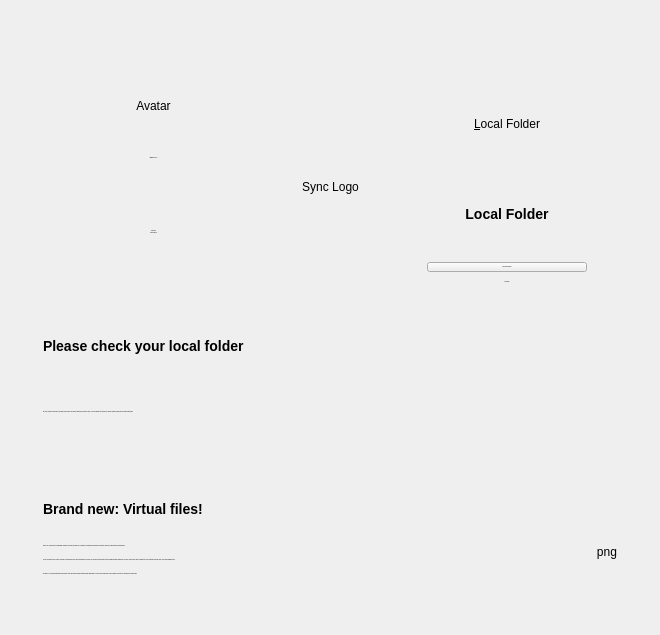
Before: the Qt Designer form src/gui/wizard/owncloudadvancedsetuppage.ui in nextmcloud/desktop, drawn with Qt 5.
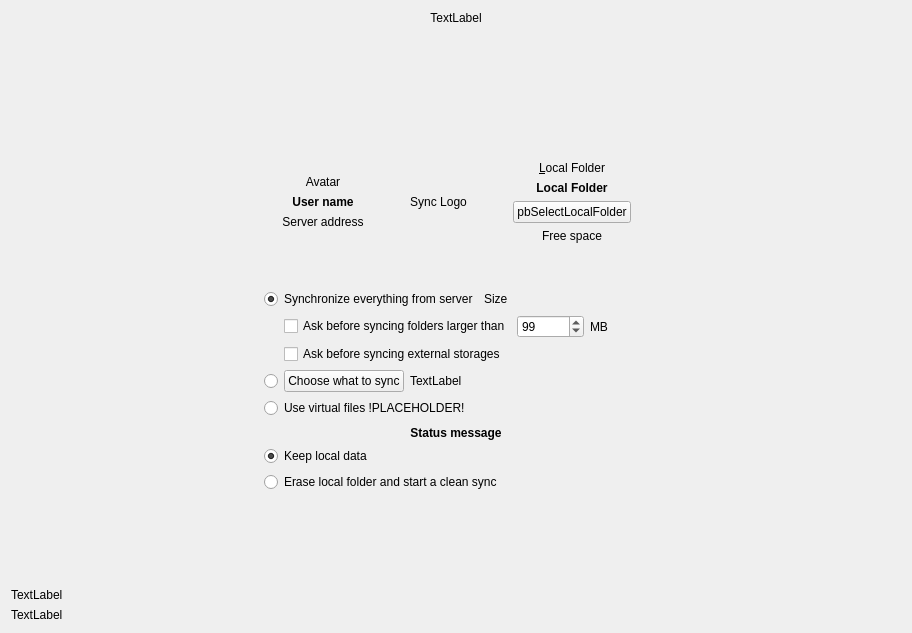
After: the same form once the commit is applied.

Patch:
```diff
--- a/src/gui/wizard/owncloudadvancedsetuppage.ui
+++ b/src/gui/wizard/owncloudadvancedsetuppage.ui
@@ -6,8 +6,8 @@
    <rect>
     <x>0</x>
     <y>0</y>
-    <width>660</width>
-    <height>635</height>
+    <width>912</width>
+    <height>633</height>
    </rect>
   </property>
   <property name="sizePolicy">
@@ -19,16 +19,36 @@
   <property name="windowTitle">
    <string notr="true">Form</string>
   </property>
-  <layout class="QHBoxLayout" name="horizontalLayout_6">
-   <item>
     <layout class="QVBoxLayout" name="verticalLayout_4">
+   <item>
+    <widget class="QLabel" name="topLabel">
+     <property name="sizePolicy">
+      <sizepolicy hsizetype="Preferred" vsizetype="Fixed">
+       <horstretch>0</horstretch>
+       <verstretch>0</verstretch>
+      </sizepolicy>
+     </property>
+     <property name="text">
+      <string notr="true">TextLabel</string>
+     </property>
+     <property name="textFormat">
+      <enum>Qt::RichText</enum>
+     </property>
+     <property name="alignment">
+      <set>Qt::AlignCenter</set>
+     </property>
+     <property name="wordWrap">
+      <bool>true</bool>
+     </property>
+    </widget>
+   </item>
      <item>
       <spacer name="verticalSpacer_2">
        <property name="orientation">
         <enum>Qt::Vertical</enum>
        </property>
        <property name="sizeType">
-        <enum>QSizePolicy::Preferred</enum>
+      <enum>QSizePolicy::Expanding</enum>
        </property>
        <property name="sizeHint" stdset="0">
         <size>
@@ -39,42 +59,42 @@
       </spacer>
      </item>
      <item>
-      <layout class="QHBoxLayout" name="horizontalLayout_3">
+    <layout class="QHBoxLayout" name="horizontalLayout_4">
+     <property name="topMargin">
+      <number>0</number>
+     </property>
        <item>
         <spacer name="horizontalSpacer_12">
          <property name="orientation">
           <enum>Qt::Horizontal</enum>
          </property>
-         <property name="sizeType">
-          <enum>QSizePolicy::Preferred</enum>
-         </property>
          <property name="sizeHint" stdset="0">
           <size>
-           <width>32</width>
+         <width>40</width>
            <height>20</height>
           </size>
          </property>
         </spacer>
        </item>
        <item>
-        <layout class="QHBoxLayout" name="horizontalLayout_2">
+      <layout class="QHBoxLayout" name="horizontalLayout_3">
+       <property name="rightMargin">
+        <number>0</number>
+       </property>
          <item>
           <layout class="QVBoxLayout" name="verticalLayout_2">
-           <property name="spacing">
-            <number>0</number>
-           </property>
            <item>
             <spacer name="verticalSpacer_5">
              <property name="orientation">
               <enum>Qt::Vertical</enum>
              </property>
              <property name="sizeType">
-              <enum>QSizePolicy::Preferred</enum>
+            <enum>QSizePolicy::Expanding</enum>
              </property>
              <property name="sizeHint" stdset="0">
               <size>
                <width>20</width>
-               <height>60</height>
+             <height>40</height>
               </size>
              </property>
             </spacer>
@@ -89,101 +109,29 @@
              </property>
             </widget>
            </item>
-           <item>
-            <spacer name="verticalSpacer_10">
-             <property name="orientation">
-              <enum>Qt::Vertical</enum>
-             </property>
-             <property name="sizeType">
-              <enum>QSizePolicy::Fixed</enum>
-             </property>
-             <property name="sizeHint" stdset="0">
-              <size>
-               <width>20</width>
-               <height>8</height>
-              </size>
-             </property>
-            </spacer>
-           </item>
-           <item>
-            <widget class="QLabel" name="userNameLabel_2">
-             <property name="font">
-              <font>
-               <family>Segoe UI</family>
-               <pointsize>-1</pointsize>
-               <weight>50</weight>
-               <italic>false</italic>
-               <bold>false</bold>
-              </font>
-             </property>
-             <property name="styleSheet">
-              <string notr="true">font: 14px &quot;Segoe UI&quot;; color: #191919</string>
-             </property>
-             <property name="text">
-              <string>&lt;b&gt;Magenta&lt;/b&gt;CLOUD</string>
-             </property>
-             <property name="alignment">
-              <set>Qt::AlignCenter</set>
-             </property>
-            </widget>
-           </item>
-           <item>
-            <spacer name="verticalSpacer_9">
-             <property name="orientation">
-              <enum>Qt::Vertical</enum>
-             </property>
-             <property name="sizeType">
-              <enum>QSizePolicy::Fixed</enum>
-             </property>
-             <property name="sizeHint" stdset="0">
-              <size>
-               <width>20</width>
-               <height>8</height>
-              </size>
-             </property>
-            </spacer>
-           </item>
            <item>
             <widget class="QLabel" name="userNameLabel">
              <property name="font">
               <font>
-               <family>Segoe UI</family>
-               <pointsize>-1</pointsize>
-               <weight>50</weight>
-               <italic>false</italic>
-               <bold>false</bold>
-              </font>
-             </property>
-             <property name="styleSheet">
-              <string notr="true">font: 13px &quot;Segoe UI&quot;;</string>
-             </property>
+             <weight>75</weight>
+             <bold>true</bold>
+            </font>
+           </property>
              <property name="text">
               <string>User name</string>
              </property>
              <property name="alignment">
-              <set>Qt::AlignBottom|Qt::AlignHCenter</set>
+            <set>Qt::AlignCenter</set>
              </property>
             </widget>
            </item>
            <item>
             <widget class="QLabel" name="serverAddressLabel">
-             <property name="font">
-              <font>
-               <family>Segoe UI</family>
-               <pointsize>-1</pointsize>
-               <weight>50</weight>
-               <italic>false</italic>
-               <bold>false</bold>
-              </font>
-             </property>
-             <property name="styleSheet">
-              <string notr="true">font: 13px &quot;Segoe UI&quot;;</string>
-             </property>
              <property name="text">
               <string>Server address</string>
              </property>
              <property name="alignment">
-              <set>Qt::AlignHCenter|Qt::AlignTop</set>
+            <set>Qt::AlignCenter</set>
              </property>
             </widget>
            </item>
@@ -193,12 +141,12 @@
               <enum>Qt::Vertical</enum>
              </property>
              <property name="sizeType">
-              <enum>QSizePolicy::Preferred</enum>
+            <enum>QSizePolicy::Expanding</enum>
              </property>
              <property name="sizeHint" stdset="0">
               <size>
                <width>20</width>
-               <height>35</height>
+             <height>40</height>
               </size>
              </property>
             </spacer>
@@ -211,42 +159,18 @@
             <enum>Qt::Horizontal</enum>
            </property>
            <property name="sizeType">
-            <enum>QSizePolicy::Fixed</enum>
+          <enum>QSizePolicy::Minimum</enum>
            </property>
            <property name="sizeHint" stdset="0">
             <size>
-             <width>32</width>
+           <width>40</width>
              <height>20</height>
-            </size>
-           </property>
-          </spacer>
-         </item>
-         <item>
-          <layout class="QVBoxLayout" name="verticalLayout">
-           <item>
-            <spacer name="verticalSpacer_12">
-             <property name="orientation">
-              <enum>Qt::Vertical</enum>
-             </property>
-             <property name="sizeType">
-              <enum>QSizePolicy::Fixed</enum>
-             </property>
-             <property name="sizeHint" stdset="0">
-              <size>
-               <width>20</width>
-               <height>52</height>
               </size>
              </property>
             </spacer>
            </item>
            <item>
             <widget class="QLabel" name="syncLogoLabel">
-             <property name="sizePolicy">
-              <sizepolicy hsizetype="Fixed" vsizetype="Preferred">
-               <horstretch>0</horstretch>
-               <verstretch>0</verstretch>
-              </sizepolicy>
-             </property>
              <property name="text">
               <string>Sync Logo</string>
              </property>
@@ -256,34 +180,16 @@
             </widget>
            </item>
            <item>
-            <spacer name="verticalSpacer_7">
-             <property name="orientation">
-              <enum>Qt::Vertical</enum>
-             </property>
-             <property name="sizeType">
-              <enum>QSizePolicy::Fixed</enum>
-             </property>
-             <property name="sizeHint" stdset="0">
-              <size>
-               <width>20</width>
-               <height>13</height>
-              </size>
-             </property>
-            </spacer>
-           </item>
-          </layout>
-         </item>
-         <item>
           <spacer name="horizontalSpacer_6">
            <property name="orientation">
             <enum>Qt::Horizontal</enum>
            </property>
            <property name="sizeType">
-            <enum>QSizePolicy::Fixed</enum>
+          <enum>QSizePolicy::Minimum</enum>
            </property>
            <property name="sizeHint" stdset="0">
             <size>
-             <width>32</width>
+           <width>40</width>
              <height>20</height>
             </size>
            </property>
@@ -291,21 +197,18 @@
          </item>
          <item>
           <layout class="QVBoxLayout" name="verticalLayout_5">
-           <property name="spacing">
-            <number>4</number>
-           </property>
            <item>
             <spacer name="verticalSpacer_6">
              <property name="orientation">
               <enum>Qt::Vertical</enum>
              </property>
              <property name="sizeType">
-              <enum>QSizePolicy::Preferred</enum>
+            <enum>QSizePolicy::Expanding</enum>
              </property>
              <property name="sizeHint" stdset="0">
               <size>
                <width>20</width>
-               <height>60</height>
+             <height>40</height>
               </size>
              </property>
             </spacer>
@@ -329,38 +232,16 @@
              </property>
             </widget>
            </item>
-           <item>
-            <spacer name="verticalSpacer_11">
-             <property name="orientation">
-              <enum>Qt::Vertical</enum>
-             </property>
-             <property name="sizeType">
-              <enum>QSizePolicy::Fixed</enum>
-             </property>
-             <property name="sizeHint" stdset="0">
-              <size>
-               <width>20</width>
-               <height>8</height>
-              </size>
-             </property>
-            </spacer>
-           </item>
            <item>
             <widget class="QLabel" name="localFolderDescriptionLabel">
              <property name="font">
               <font>
-               <family>Segoe UI</family>
-               <pointsize>-1</pointsize>
-               <weight>50</weight>
-               <italic>false</italic>
-               <bold>false</bold>
-              </font>
-             </property>
-             <property name="styleSheet">
-              <string notr="true">font: 14px &quot;Segoe UI&quot;;</string>
-             </property>
+             <weight>75</weight>
+             <bold>true</bold>
+            </font>
+           </property>
              <property name="text">
-              <string>&lt;html&gt;&lt;head/&gt;&lt;body&gt;&lt;p&gt;&lt;b&gt;&lt;span style=&quot; font-size:14px;&quot;&gt;Local Folder&lt;/span&gt;&lt;/b&gt;&lt;/p&gt;&lt;/body&gt;&lt;/html&gt;</string>
+            <string>Local Folder</string>
              </property>
              <property name="alignment">
               <set>Qt::AlignCenter</set>
@@ -391,29 +272,11 @@
              <item>
               <widget class="QPushButton" name="pbSelectLocalFolder">
                <property name="sizePolicy">
-                <sizepolicy hsizetype="Fixed" vsizetype="Fixed">
+              <sizepolicy hsizetype="Minimum" vsizetype="Fixed">
                  <horstretch>0</horstretch>
                  <verstretch>0</verstretch>
                 </sizepolicy>
                </property>
-               <property name="minimumSize">
-                <size>
-                 <width>160</width>
-                 <height>0</height>
-                </size>
-               </property>
-               <property name="font">
-                <font>
-                 <family>Segoe UI</family>
-                 <pointsize>-1</pointsize>
-                 <weight>50</weight>
-                 <italic>false</italic>
-                 <bold>false</bold>
-                </font>
-               </property>
-               <property name="styleSheet">
-                <string notr="true">font: 14px &quot;Segoe UI&quot;;</string>
-               </property>
                <property name="text">
                 <string notr="true">pbSelectLocalFolder</string>
                </property>
@@ -451,18 +314,6 @@
                <verstretch>0</verstretch>
               </sizepolicy>
              </property>
-             <property name="font">
-              <font>
-               <family>Segoe UI</family>
-               <pointsize>-1</pointsize>
-               <weight>50</weight>
-               <italic>false</italic>
-               <bold>false</bold>
-              </font>
-             </property>
-             <property name="styleSheet">
-              <string notr="true">font: 13px &quot;Segoe UI&quot;;</string>
-             </property>
              <property name="text">
               <string notr="true">Free space</string>
              </property>
@@ -477,12 +328,12 @@
               <enum>Qt::Vertical</enum>
              </property>
              <property name="sizeType">
-              <enum>QSizePolicy::Preferred</enum>
+            <enum>QSizePolicy::Expanding</enum>
              </property>
              <property name="sizeHint" stdset="0">
               <size>
                <width>20</width>
-               <height>28</height>
+             <height>40</height>
               </size>
              </property>
             </spacer>
@@ -496,12 +347,9 @@
          <property name="orientation">
           <enum>Qt::Horizontal</enum>
          </property>
-         <property name="sizeType">
-          <enum>QSizePolicy::Preferred</enum>
-         </property>
          <property name="sizeHint" stdset="0">
           <size>
-           <width>32</width>
+         <width>40</width>
            <height>20</height>
           </size>
          </property>
@@ -510,167 +358,387 @@
       </layout>
      </item>
      <item>
-      <layout class="QHBoxLayout" name="horizontalLayout_5">
+    <layout class="QHBoxLayout" name="horizontalLayout_2">
+     <property name="sizeConstraint">
+      <enum>QLayout::SetMinimumSize</enum>
+     </property>
+     <property name="topMargin">
+      <number>0</number>
+     </property>
+     <property name="bottomMargin">
+      <number>0</number>
+     </property>
        <item>
         <spacer name="horizontalSpacer_14">
          <property name="orientation">
           <enum>Qt::Horizontal</enum>
          </property>
-         <property name="sizeType">
-          <enum>QSizePolicy::Fixed</enum>
-         </property>
          <property name="sizeHint" stdset="0">
           <size>
-           <width>32</width>
+         <width>40</width>
            <height>20</height>
           </size>
          </property>
         </spacer>
        </item>
        <item>
-        <layout class="QVBoxLayout" name="verticalLayout_3">
+      <layout class="QVBoxLayout" name="verticalLayout_7">
+       <property name="rightMargin">
+        <number>0</number>
+       </property>
+       <property name="bottomMargin">
+        <number>0</number>
+       </property>
          <item>
-          <layout class="QHBoxLayout" name="lVirtualFileSync_2">
+        <layout class="QVBoxLayout" name="wSyncStrategy">
+         <property name="topMargin">
+          <number>0</number>
+         </property>
+         <property name="bottomMargin">
+          <number>0</number>
+         </property>
            <item>
-            <widget class="QLabel" name="localFolderHead_5">
-             <property name="font">
-              <font>
-               <family>Segoe UI</family>
-               <pointsize>-1</pointsize>
-               <weight>9</weight>
-               <italic>false</italic>
-               <bold>false</bold>
-              </font>
-             </property>
-             <property name="styleSheet">
-              <string notr="true">font: 75 14px &quot;Segoe UI&quot;;</string>
+          <layout class="QHBoxLayout" name="horizontalLayout_5">
+           <property name="topMargin">
+            <number>0</number>
+           </property>
+           <item>
+            <widget class="QRadioButton" name="rSyncEverything">
+             <property name="text">
+              <string>Synchronize everything from server</string>
              </property>
+             <property name="checked">
+              <bool>true</bool>
+             </property>
+            </widget>
+           </item>
+           <item>
+            <widget class="QLabel" name="lSyncEverythingSizeLabel">
              <property name="text">
-              <string>&lt;html&gt;&lt;head/&gt;&lt;body&gt;&lt;p&gt;&lt;b&gt;&lt;span style=&quot; font-size:14px;&quot;&gt;Please check your local folder &lt;/span&gt;&lt;/b&gt;&lt;/p&gt;&lt;/body&gt;&lt;/html&gt;</string>
+              <string notr="true">Size</string>
              </property>
-             <property name="alignment">
-              <set>Qt::AlignLeading|Qt::AlignLeft|Qt::AlignVCenter</set>
+             <property name="textFormat">
+              <enum>Qt::PlainText</enum>
              </property>
             </widget>
            </item>
+           <item>
+            <spacer name="horizontalSpacer_2">
+             <property name="orientation">
+              <enum>Qt::Horizontal</enum>
+             </property>
+             <property name="sizeHint" stdset="0">
+              <size>
+               <width>40</width>
+               <height>20</height>
+              </size>
+             </property>
+            </spacer>
+           </item>
           </layout>
          </item>
          <item>
-          <widget class="QLabel" name="localFolderHead_6">
-           <property name="font">
-            <font>
-             <family>Segoe UI</family>
-             <pointsize>-1</pointsize>
-             <weight>50</weight>
-             <italic>false</italic>
-             <bold>false</bold>
-            </font>
+          <layout class="QHBoxLayout" name="horizontalLayout_6">
+           <property name="topMargin">
+            <number>0</number>
            </property>
-           <property name="styleSheet">
-            <string notr="true">font: 13px &quot;Segoe UI&quot;;</string>
-           </property>
+           <item>
+            <spacer name="horizontalSpacer_8">
+             <property name="orientation">
+              <enum>Qt::Horizontal</enum>
+             </property>
+             <property name="sizeType">
+              <enum>QSizePolicy::Minimum</enum>
+             </property>
+             <property name="sizeHint" stdset="0">
+              <size>
+               <width>20</width>
+               <height>20</height>
+              </size>
+             </property>
+            </spacer>
+           </item>
+           <item>
+            <widget class="QCheckBox" name="confCheckBoxSize">
            <property name="text">
-            <string>Due to the change to a new product, we cannot be sure where your previous MagentaCLOUD folder is stored. If you have adjusted the location in the previous software, please select the location again above.</string>
-           </property>
-           <property name="alignment">
-            <set>Qt::AlignLeading|Qt::AlignLeft|Qt::AlignVCenter</set>
-           </property>
-           <property name="wordWrap">
-            <bool>true</bool>
-           </property>
+              <string>Ask before syncing folders larger than</string>
+             </property>
+            </widget>
+           </item>
+           <item>
+            <widget class="QSpinBox" name="confSpinBox">
+             <property name="sizePolicy">
+              <sizepolicy hsizetype="Preferred" vsizetype="Fixed">
+               <horstretch>0</horstretch>
+               <verstretch>0</verstretch>
+              </sizepolicy>
+             </property>
+             <property name="focusPolicy">
+              <enum>Qt::StrongFocus</enum>
+             </property>
+             <property name="maximum">
+              <number>999999</number>
+             </property>
+             <property name="value">
+              <number>99</number>
+             </property>
           </widget>
          </item>
          <item>
-          <spacer name="verticalSpacer_8">
+            <widget class="QLabel" name="confTraillingSizeLabel">
+             <property name="text">
+              <string extracomment="Trailing part of &quot;Ask confirmation before syncing folder larger than&quot; ">MB</string>
+             </property>
+            </widget>
+           </item>
+           <item>
+            <spacer name="horizontalSpacer_7">
            <property name="orientation">
-            <enum>Qt::Vertical</enum>
-           </property>
+              <enum>Qt::Horizontal</enum>
+             </property>
+             <property name="sizeHint" stdset="0">
+              <size>
+               <width>40</width>
+               <height>20</height>
+              </size>
+             </property>
+            </spacer>
+           </item>
+          </layout>
+         </item>
+         <item>
+          <layout class="QHBoxLayout" name="horizontalLayout_8">
+           <property name="topMargin">
+            <number>0</number>
+           </property>
+           <item>
+            <spacer name="horizontalSpacer_9">
+             <property name="orientation">
+              <enum>Qt::Horizontal</enum>
+             </property>
            <property name="sizeType">
-            <enum>QSizePolicy::Fixed</enum>
+              <enum>QSizePolicy::Minimum</enum>
            </property>
            <property name="sizeHint" stdset="0">
             <size>
              <width>20</width>
-             <height>32</height>
+               <height>20</height>
             </size>
            </property>
           </spacer>
          </item>
          <item>
-          <widget class="QLabel" name="localFolderHead_7">
-           <property name="font">
-            <font>
-             <family>Segoe UI</family>
-             <pointsize>-1</pointsize>
-             <weight>9</weight>
-             <italic>false</italic>
-             <bold>false</bold>
-            </font>
-           </property>
-           <property name="styleSheet">
-            <string notr="true">font: 75 14px &quot;Segoe UI&quot;;</string>
-           </property>
+            <widget class="QCheckBox" name="confCheckBoxExternal">
+             <property name="text">
+              <string>Ask before syncing external storages</string>
+             </property>
+            </widget>
+           </item>
+           <item>
+            <spacer name="horizontalSpacer_10">
+             <property name="orientation">
+              <enum>Qt::Horizontal</enum>
+             </property>
+             <property name="sizeHint" stdset="0">
+              <size>
+               <width>40</width>
+               <height>20</height>
+              </size>
+             </property>
+            </spacer>
+           </item>
+          </layout>
+         </item>
+         <item>
+          <layout class="QHBoxLayout" name="horizontalLayout_10">
+           <property name="topMargin">
+            <number>0</number>
+           </property>
+           <item>
+            <widget class="QRadioButton" name="rSelectiveSync">
+             <property name="sizePolicy">
+              <sizepolicy hsizetype="Minimum" vsizetype="Minimum">
+               <horstretch>0</horstretch>
+               <verstretch>0</verstretch>
+              </sizepolicy>
+             </property>
            <property name="text">
-            <string>&lt;html&gt;&lt;head/&gt;&lt;body&gt;&lt;p&gt;&lt;b&gt;&lt;span style=&quot; font-size:14px;&quot;&gt;Brand new: Virtual files!&lt;/span&gt;&lt;/b&gt;&lt;/p&gt;&lt;/body&gt;&lt;/html&gt;</string>
-           </property>
-           <property name="alignment">
-            <set>Qt::AlignLeading|Qt::AlignLeft|Qt::AlignVCenter</set>
+              <string/>
+             </property>
+             <property name="checkable">
+              <bool>false</bool>
            </property>
           </widget>
          </item>
          <item>
-          <layout class="QHBoxLayout" name="horizontalLayout_4">
+            <widget class="QPushButton" name="bSelectiveSync">
+             <property name="text">
+              <string>Choose what to sync</string>
+             </property>
+             <property name="autoDefault">
+              <bool>true</bool>
+             </property>
+             <property name="default">
+              <bool>false</bool>
+             </property>
+            </widget>
+           </item>
            <item>
-            <widget class="QLabel" name="localFolderHead_8">
+            <widget class="QLabel" name="lSelectiveSyncSizeLabel">
+             <property name="text">
+              <string notr="true">TextLabel</string>
+             </property>
+             <property name="textFormat">
+              <enum>Qt::PlainText</enum>
+             </property>
+            </widget>
+           </item>
+           <item>
+            <spacer name="horizontalSpacer">
+             <property name="orientation">
+              <enum>Qt::Horizontal</enum>
+             </property>
+             <property name="sizeHint" stdset="0">
+              <size>
+               <width>40</width>
+               <height>20</height>
+              </size>
+             </property>
+            </spacer>
+           </item>
+          </layout>
+         </item>
+         <item>
+          <layout class="QHBoxLayout" name="lVirtualFileSync">
+           <item>
+            <widget class="QRadioButton" name="rVirtualFileSync">
+             <property name="sizePolicy">
+              <sizepolicy hsizetype="Minimum" vsizetype="Minimum">
+               <horstretch>0</horstretch>
+               <verstretch>0</verstretch>
+              </sizepolicy>
+             </property>
+             <property name="text">
+              <string notr="true">Use virtual files !PLACEHOLDER!</string>
+             </property>
+             <property name="checkable">
+              <bool>false</bool>
+             </property>
+            </widget>
+           </item>
+           <item>
+            <spacer name="horizontalSpacer_5">
+             <property name="orientation">
+              <enum>Qt::Horizontal</enum>
+             </property>
+             <property name="sizeHint" stdset="0">
+              <size>
+               <width>40</width>
+               <height>20</height>
+              </size>
+             </property>
+            </spacer>
+           </item>
+          </layout>
+         </item>
+        </layout>
+       </item>
+       <item>
+        <widget class="QWidget" name="resolutionWidget" native="true">
+         <property name="sizePolicy">
+          <sizepolicy hsizetype="Minimum" vsizetype="Minimum">
+           <horstretch>0</horstretch>
+           <verstretch>0</verstretch>
+          </sizepolicy>
+         </property>
+         <layout class="QVBoxLayout" name="resolutionWidgetLayout" stretch="0,0,0">
+          <property name="spacing">
+           <number>6</number>
+          </property>
+          <property name="sizeConstraint">
+           <enum>QLayout::SetMinimumSize</enum>
+          </property>
+          <property name="leftMargin">
+           <number>0</number>
+          </property>
+          <property name="topMargin">
+           <number>2</number>
+          </property>
+          <property name="rightMargin">
+           <number>0</number>
+          </property>
+          <property name="bottomMargin">
+           <number>0</number>
+          </property>
+          <item>
+           <widget class="QLabel" name="syncModeLabel">
+            <property name="sizePolicy">
+             <sizepolicy hsizetype="Preferred" vsizetype="Fixed">
+              <horstretch>0</horstretch>
+              <verstretch>0</verstretch>
+             </sizepolicy>
+            </property>
              <property name="font">
               <font>
-               <family>Segoe UI</family>
-               <pointsize>-1</pointsize>
-               <weight>50</weight>
-               <italic>false</italic>
-               <bold>false</bold>
-              </font>
-             </property>
-             <property name="styleSheet">
-              <string notr="true">font: 13px &quot;Segoe UI&quot;;</string>
+              <pointsize>9</pointsize>
+              <weight>75</weight>
+              <bold>true</bold>
+             </font>
+            </property>
+            <property name="lineWidth">
+             <number>1</number>
              </property>
              <property name="text">
-              <string>&lt;html&gt;&lt;head/&gt;&lt;body&gt;&lt;p&gt;Files in your local folder are not downloaded completely all the time, but instead only on demand. The advantage is that all files and folders are visible to you without taking up storage space.&lt;/p&gt;&lt;p&gt;You can see whether a file is currently occupying your storage space by the green checkmarks in the explorer. You can also force folders and files to be available completely downloaded. To do this, right-click on the object, navigate to the entry  &quot;MagentaCLOUD&quot; and select  &quot;Always make available locally&quot;.&lt;/p&gt;&lt;p&gt;Conversely, you can release storage space more quickly in the same menu than would otherwise happen automatically. The blue cloud symbol shows you which objects are currently not consuming any storage space.&lt;/p&gt;&lt;/body&gt;&lt;/html&gt;</string>
-             </property>
+             <string notr="true">Status message</string>
+            </property>
+            <property name="textFormat">
+             <enum>Qt::AutoText</enum>
+            </property>
              <property name="alignment">
-              <set>Qt::AlignLeading|Qt::AlignLeft|Qt::AlignTop</set>
+             <set>Qt::AlignCenter</set>
              </property>
              <property name="wordWrap">
+             <bool>false</bool>
+            </property>
+           </widget>
+          </item>
+          <item>
+           <widget class="QRadioButton" name="rKeepLocal">
+            <property name="sizePolicy">
+             <sizepolicy hsizetype="Preferred" vsizetype="Fixed">
+              <horstretch>0</horstretch>
+              <verstretch>0</verstretch>
+             </sizepolicy>
+            </property>
+            <property name="text">
+             <string>Keep local data</string>
+            </property>
+            <property name="checked">
               <bool>true</bool>
              </property>
             </widget>
            </item>
            <item>
-            <widget class="QLabel" name="statusIcon">
+           <widget class="QRadioButton" name="cbSyncFromScratch">
              <property name="sizePolicy">
-              <sizepolicy hsizetype="Fixed" vsizetype="Preferred">
+             <sizepolicy hsizetype="Preferred" vsizetype="Fixed">
                <horstretch>0</horstretch>
                <verstretch>0</verstretch>
               </sizepolicy>
              </property>
-             <property name="minimumSize">
-              <size>
-               <width>0</width>
-               <height>0</height>
-              </size>
+            <property name="toolTip">
+             <string>&lt;html&gt;&lt;head/&gt;&lt;body&gt;&lt;p&gt;If this box is checked, existing content in the local folder will be erased to start a clean sync from the server.&lt;/p&gt;&lt;p&gt;Do not check this if the local content should be uploaded to the servers folder.&lt;/p&gt;&lt;/body&gt;&lt;/html&gt;</string>
              </property>
              <property name="text">
-              <string>png</string>
-             </property>
-             <property name="alignment">
-              <set>Qt::AlignRight|Qt::AlignTop|Qt::AlignTrailing</set>
-             </property>
-             <property name="buddy">
-              <cstring>pbSelectLocalFolder</cstring>
-             </property>
+             <string>Erase local folder and start a clean sync</string>
+            </property>
+            <property name="checkable">
+             <bool>true</bool>
+            </property>
             </widget>
            </item>
           </layout>
+        </widget>
          </item>
         </layout>
        </item>
@@ -679,12 +747,9 @@
          <property name="orientation">
           <enum>Qt::Horizontal</enum>
          </property>
-         <property name="sizeType">
-          <enum>QSizePolicy::Fixed</enum>
-         </property>
          <property name="sizeHint" stdset="0">
           <size>
-           <width>32</width>
+         <width>40</width>
            <height>20</height>
           </size>
          </property>
@@ -698,17 +763,35 @@
         <enum>Qt::Vertical</enum>
        </property>
        <property name="sizeType">
-        <enum>QSizePolicy::Preferred</enum>
+      <enum>QSizePolicy::Expanding</enum>
        </property>
        <property name="sizeHint" stdset="0">
         <size>
          <width>20</width>
-         <height>20</height>
+       <height>40</height>
         </size>
        </property>
       </spacer>
      </item>
-    </layout>
+   <item>
+    <widget class="QLabel" name="errorLabel">
+     <property name="text">
+      <string notr="true">TextLabel</string>
+     </property>
+    </widget>
+   </item>
+   <item>
+    <layout class="QHBoxLayout" name="resultLayout"/>
+   </item>
+   <item>
+    <widget class="QLabel" name="bottomLabel">
+     <property name="text">
+      <string notr="true">TextLabel</string>
+     </property>
+     <property name="textFormat">
+      <enum>Qt::RichText</enum>
+     </property>
+    </widget>
    </item>
   </layout>
  </widget>
```
Left out of the diff: 67 changed lines with no effect on the pictures. Lines whose indentation alone changed are shown as unchanged.
